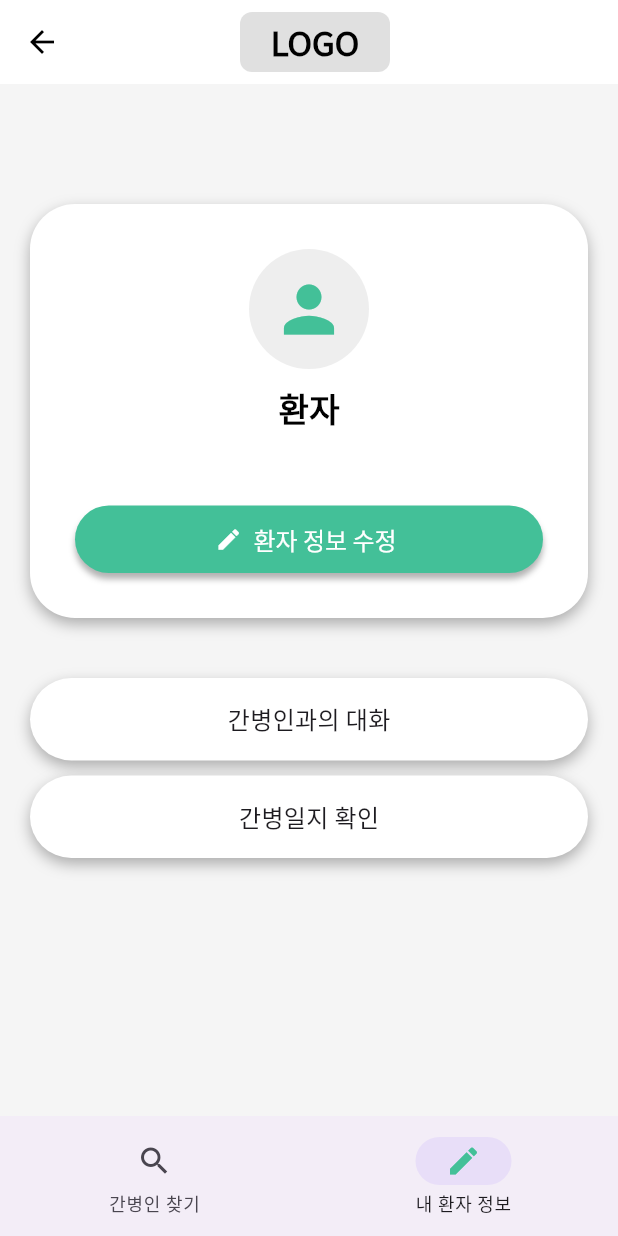
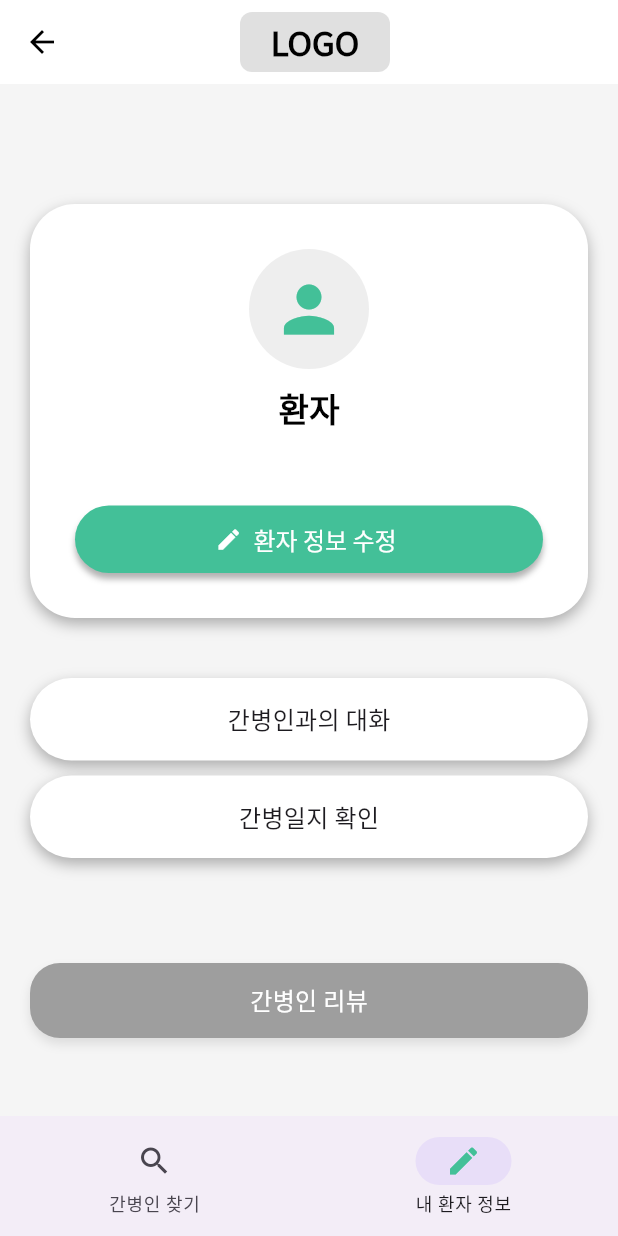
Before and after one commit to SKTPurpleHawks/CareNova, a Flutter app: the GuardianPatientDetailScreen screen opened by its route, on a phone screen of 412 x 824 dp. Run offline on Flutter 3.47's test engine with Material 3 defaults, Android fonts, the phone set to English and light mode, and no system bars; our stand-ins replace google_fonts, permission_handler; missing offline and left inert: flutter_sound.

Commit message:
배너 올리기 전

```diff
--- a/tinppl/flutter_final/lib/guardian/guardian_patient_detail_screen.dart
+++ b/tinppl/flutter_final/lib/guardian/guardian_patient_detail_screen.dart
@@ -153,7 +153,8 @@ class _GuardianPatientDetailScreenState
             _buildActionButton("간병인과의 대화", Icons.chat, '/chat'),
             const SizedBox(height: 10),
             _buildActionButton("간병일지 확인", Icons.lock, '/caregiver_log'),
-            const SizedBox(height: 20),
+            const SizedBox(height: 70),
+            _buildActionButton2('간병인 리뷰', Icons.lock, '/review_edit_screen')
           ],
         ),
       ),
@@ -208,4 +209,34 @@ class _GuardianPatientDetailScreenState
       ),
     );
   }
+
+  Widget _buildActionButton2(String label, IconData icon, String route,
+      {double width = double.infinity, double height = 50}) {
+    return GestureDetector(
+      onTap: () => Navigator.pushNamed(context, route),
+      child: Container(
+        width: width,
+        height: height,
+        padding: const EdgeInsets.symmetric(horizontal: 12, vertical: 8),
+        decoration: BoxDecoration(
+          color: Colors.grey,
+          borderRadius: BorderRadius.circular(20),
+          boxShadow: [
+            BoxShadow(
+              color: Colors.black.withOpacity(0.1),
+              blurRadius: 5,
+              offset: const Offset(0, 4),
+            ),
+          ],
+        ),
+        child: Center(
+          child: Text(label,
+              style: GoogleFonts.notoSansKr(
+                  color: Colors.white,
+                  fontSize: 16,
+                  fontWeight: FontWeight.w500)),
+        ),
+      ),
+    );
+  }
 }
```
Also changed, not shown: tinppl/flutter_final/lib/guardian/review_edit_screen.dart (added, +233 -0 lines), tinppl/flutter_final/lib/login/language_screen.dart (+27 -33 lines), tinppl/flutter_final/lib/main.dart (+13 -3 lines).
